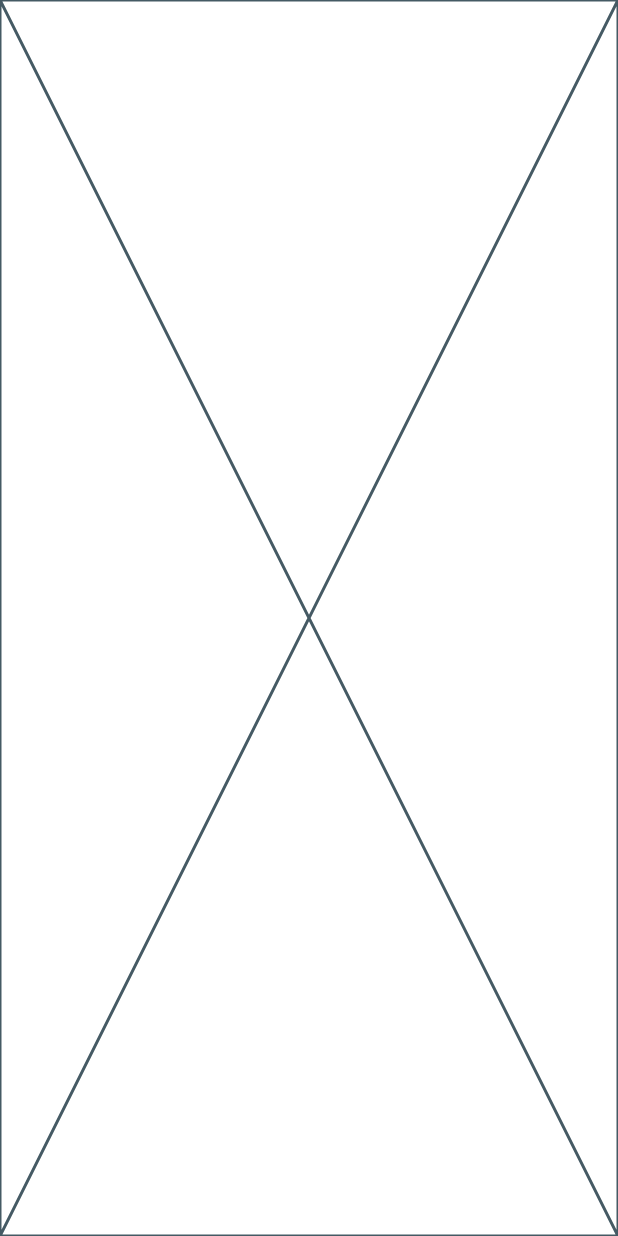
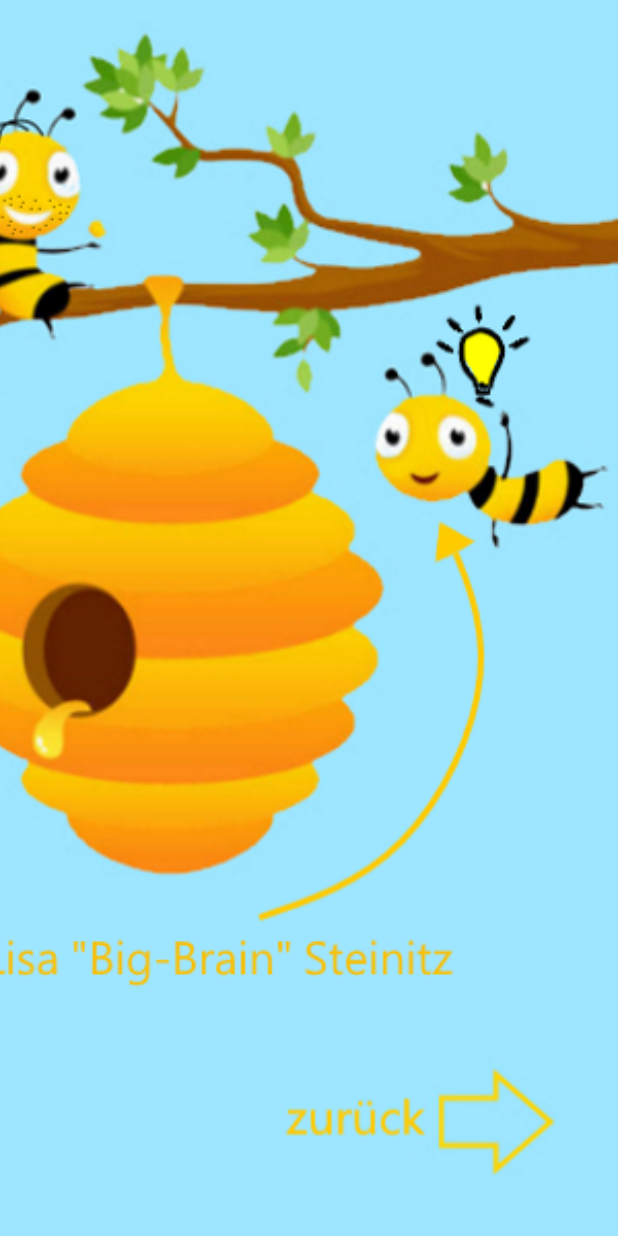
Before and after one commit to Lsteinitz/SchubiIsYou, a Flutter app: the screen it shows after launch, after a tap on "Mitwirkende", on a phone screen of 412 x 824 dp. Run offline on Flutter 3.47's test engine with Material 3 defaults, Android fonts, the phone set to English and light mode, and no system bars; missing offline and left inert: dart:html, dart:js.

Commit message:
add credit page

```diff
--- a/START_HERE.txt
+++ b/START_HERE.txt
@@ -1,5 +1,9 @@
 Dieses Projekt stammt aus der Anfangszeit meiner Programmierlernphase.
 Deshalb sind einige Variablen und Zahlen so gewählt, wie ich es heute nicht mehr machen würde, jedoch war der Aufwand die gesamten Berechnungen neu zu gestalten zu groß.
+
+Die gesamte Projektmappe mit dem alten Code ist auf https://github.com/Lsteinitz/SchubiIsYou
+-> alter Code , pascal, "SchubertIsYou Laptop-Version"
+-> neuer Code , dart,  "schubi_is_you"
 
 So starten bspw. die Arrays nicht bei 0 und auch die for-Schleifen fangen bei 1 an.
 
--- a/schubi_is_you/lib/CreditPage.dart
+++ b/schubi_is_you/lib/CreditPage.dart
@@ -5,6 +5,17 @@ class CreditPage extends StatelessWidget {
 
   @override
   Widget build(BuildContext context) {
-    return const Placeholder();
+    return  Center(child: Container(
+            decoration: const BoxDecoration(
+                image: DecorationImage(
+                    image: AssetImage("assets/images/credits.jpeg"),
+                    fit: BoxFit.cover,
+                    alignment: Alignment.topRight
+                )
+            ),
+        )
+
+    );
+
   }
 }
--- a/schubi_is_you/lib/Field.dart
+++ b/schubi_is_you/lib/Field.dart
@@ -1,4 +1,3 @@
-import 'dart:ffi';
 import 'dart:ui';
 import 'package:schubi_is_you/Rules.dart';
 
--- a/schubi_is_you/lib/main.dart
+++ b/schubi_is_you/lib/main.dart
@@ -1,6 +1,6 @@
 import 'dart:html';
 import 'dart:js';
-import 'dart:ffi';
+
 import 'package:flutter/material.dart';
 import 'package:schubi_is_you/LevelPage.dart';
 import 'package:schubi_is_you/HowToPage.dart';
```
Also changed, not shown: 2 other files.
